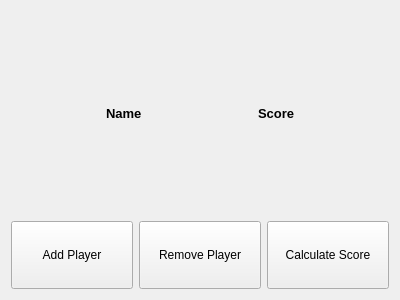
The window that mainwindow.ui (RexOdonata/ScoreStats-0a) describes before a commit, drawn with Qt 5.
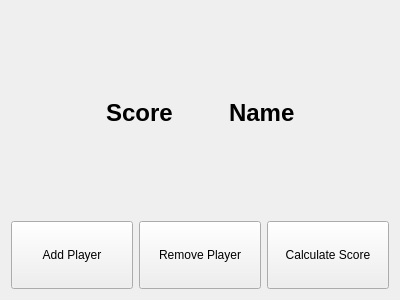
The same window after the commit.

```diff
--- a/mainwindow.ui
+++ b/mainwindow.ui
@@ -41,24 +41,10 @@
           <item>
            <layout class="QHBoxLayout" name="horizontalLayout">
             <item>
-             <widget class="QLabel" name="label">
-              <property name="font">
-               <font>
-                <pointsize>10</pointsize>
-                <weight>75</weight>
-                <bold>true</bold>
-               </font>
-              </property>
-              <property name="text">
-               <string>Name</string>
-              </property>
-             </widget>
-            </item>
-            <item alignment="Qt::AlignRight">
              <widget class="QLabel" name="label_2">
               <property name="font">
                <font>
-                <pointsize>10</pointsize>
+                <pointsize>18</pointsize>
                 <weight>75</weight>
                 <bold>true</bold>
                </font>
@@ -68,6 +54,33 @@
               </property>
              </widget>
             </item>
+            <item>
+             <spacer name="horizontalSpacer_3">
+              <property name="orientation">
+               <enum>Qt::Horizontal</enum>
+              </property>
+              <property name="sizeHint" stdset="0">
+               <size>
+                <width>40</width>
+                <height>20</height>
+               </size>
+              </property>
+             </spacer>
+            </item>
+            <item>
+             <widget class="QLabel" name="label">
+              <property name="font">
+               <font>
+                <pointsize>18</pointsize>
+                <weight>75</weight>
+                <bold>true</bold>
+               </font>
+              </property>
+              <property name="text">
+               <string>Name</string>
+              </property>
+             </widget>
+            </item>
            </layout>
           </item>
          </layout>
```
